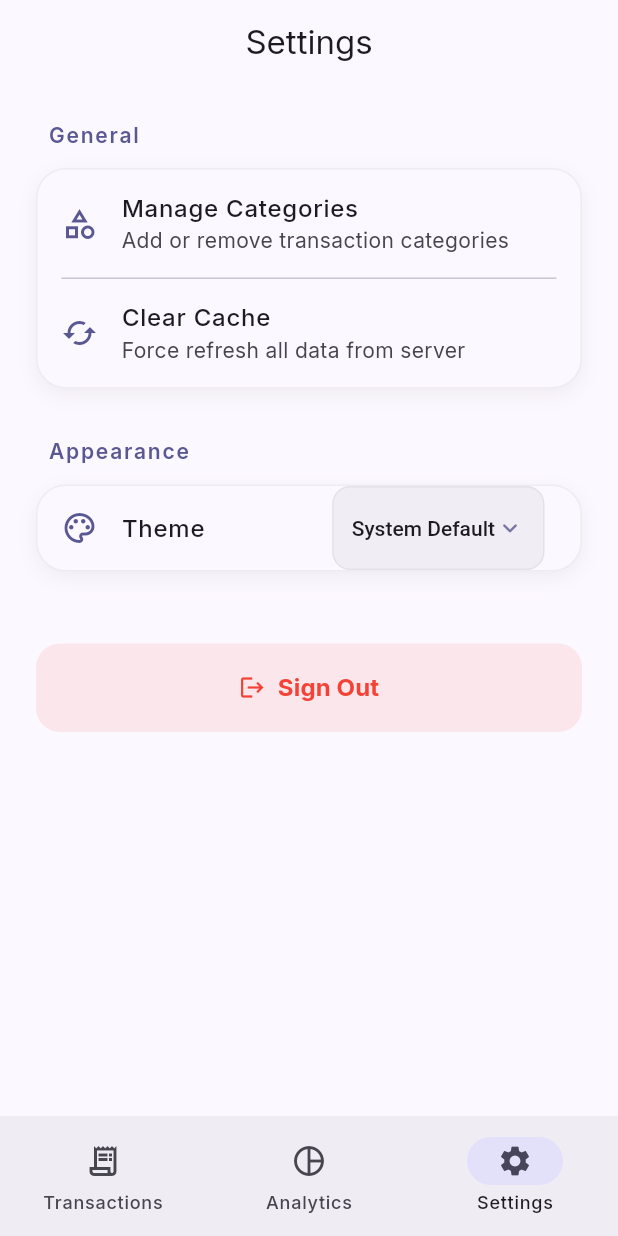
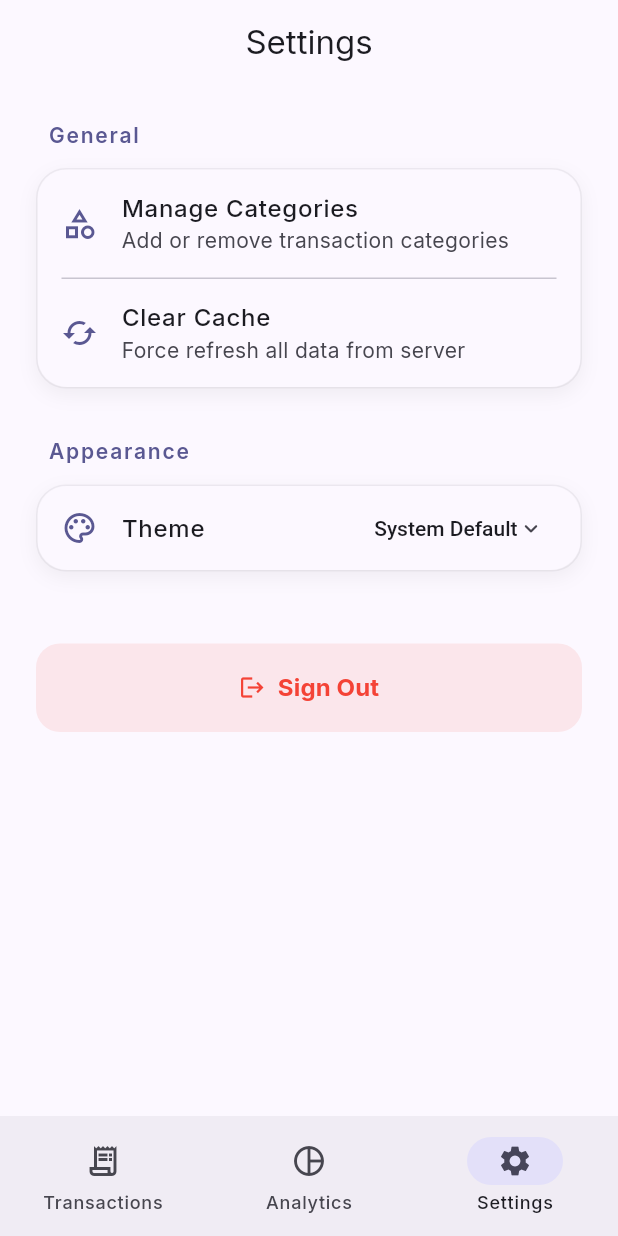
Before and after one commit to shenmareparas/expense_tracker, a Flutter app: the screen it shows once a user with an empty profile is signed in, item 3 of the bottom bar chosen, on a phone screen of 412 x 824 dp. Run offline on Flutter 3.47's test engine with Material 3 defaults, Android fonts, the phone set to English and light mode, and no system bars; our stand-ins replace fl_chart, google_fonts, shared_preferences, supabase_flutter; accounts and stored records are empty.

Commit message:
Refactor `_SettingsGroupContainer` to use `ClipRRect` and `Material` for consistent styling and simplify `AppDropdown` by removing its outer container and adjusting its appearance.

```diff
--- a/lib/views/settings/settings_page.dart
+++ b/lib/views/settings/settings_page.dart
@@ -165,10 +165,11 @@ class SettingsPage extends StatelessWidget {
     required BuildContext context,
     required List<Widget> children,
   }) {
+    final borderRadius = BorderRadius.circular(20);
+
     return Container(
       decoration: BoxDecoration(
-        color: Theme.of(context).colorScheme.surface,
-        borderRadius: BorderRadius.circular(20),
+        borderRadius: borderRadius,
         border: Border.all(
           color: Theme.of(context).colorScheme.outline.withValues(alpha: 0.1),
         ),
@@ -180,7 +181,13 @@ class SettingsPage extends StatelessWidget {
           ),
         ],
       ),
-      child: Column(children: children),
+      child: ClipRRect(
+        borderRadius: borderRadius,
+        child: Material(
+          color: Theme.of(context).colorScheme.surface,
+          child: Column(children: children),
+        ),
+      ),
     );
   }
 }
--- a/lib/widgets/app_dropdown.dart
+++ b/lib/widgets/app_dropdown.dart
@@ -111,16 +111,9 @@ class AppDropdownButton<T> extends StatelessWidget {
   @override
   Widget build(BuildContext context) {
     final theme = Theme.of(context);
-    return Container(
-      padding: const EdgeInsets.symmetric(horizontal: 12, vertical: 4),
-      decoration: BoxDecoration(
-        color: theme.colorScheme.surfaceContainerHighest.withValues(alpha: 0.5),
-        borderRadius: BorderRadius.circular(12),
-        border: Border.all(
-          color: theme.colorScheme.outline.withValues(alpha: 0.1),
-        ),
-      ),
-      child: DropdownButtonHideUnderline(
+    final borderRadius = BorderRadius.circular(12);
+
+    return DropdownButtonHideUnderline(
       child: DropdownButton<T>(
         value: value,
         items: items.map((item) {
@@ -139,21 +132,18 @@ class AppDropdownButton<T> extends StatelessWidget {
         onChanged: onChanged,
         icon: Icon(
           Icons.keyboard_arrow_down_rounded,
-            color: theme.colorScheme.primary.withValues(alpha: 0.8),
-            size: 20,
+          color: theme.colorScheme.onSurfaceVariant,
+          size: 18,
         ),
-          dropdownColor: theme.brightness == Brightness.dark
-              ? const Color(0xFF1A1A1A)
-              : Colors.white,
-          borderRadius: BorderRadius.circular(12),
-          elevation: 4,
+        dropdownColor: theme.colorScheme.surface,
+        borderRadius: borderRadius,
+        elevation: 2,
         style: TextStyle(
           color: theme.colorScheme.onSurface,
           fontWeight: FontWeight.w600,
           fontSize: 14,
         ),
       ),
-      ),
     );
   }
 }
```
Lines whose indentation alone changed are shown as unchanged.
